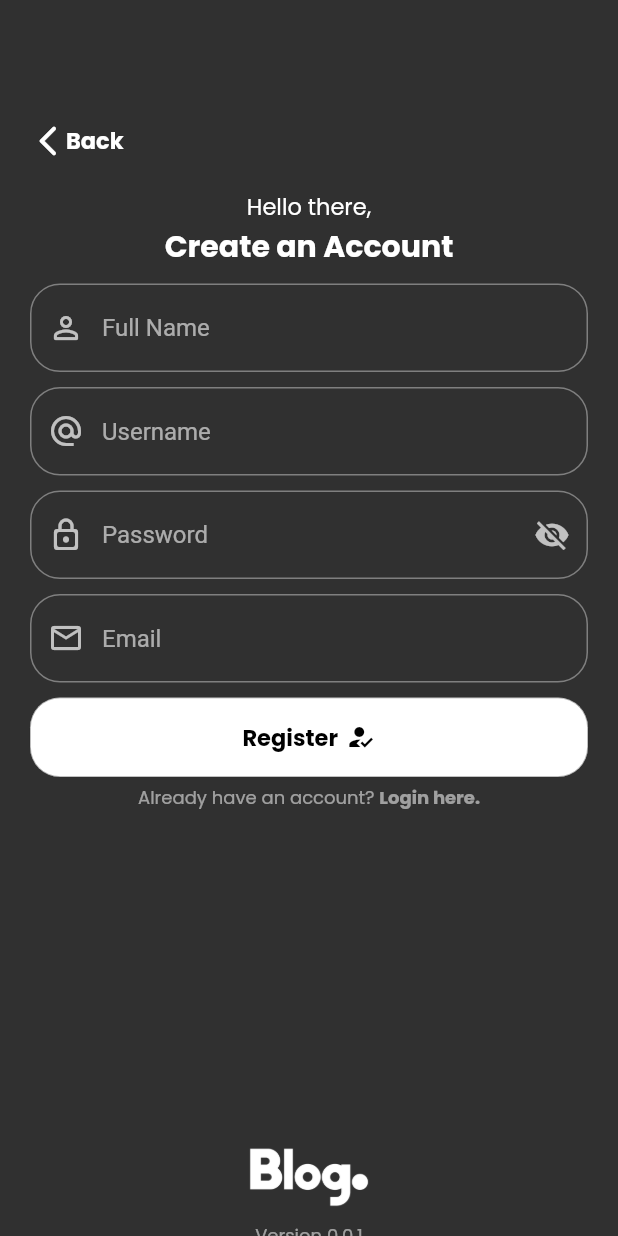
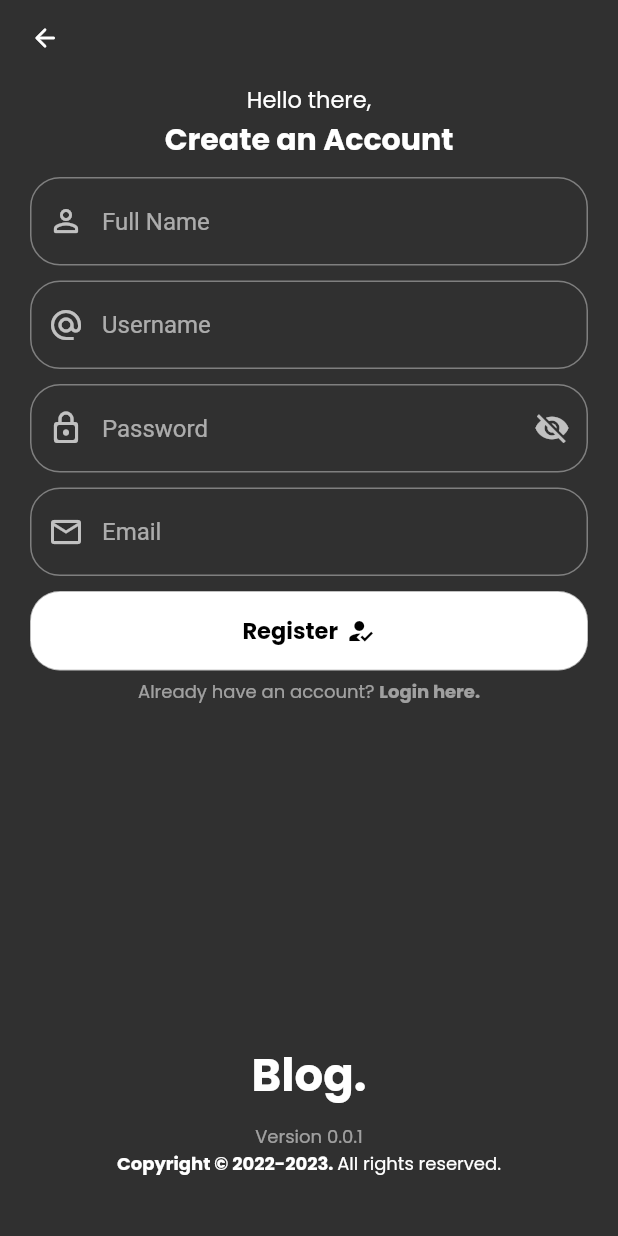
Before and after one commit to maenard/blog_app, a Flutter app: the Register screen opened directly, on a phone screen of 412 x 824 dp. Run offline on Flutter 3.47's test engine with Material 2 defaults, Android fonts, the phone set to English and light mode, and no system bars; our stand-ins replace badges, email_validator, google_fonts.

Commit message:
code cleaned :) #efficient_coder

```diff
--- a/lib/register.dart
+++ b/lib/register.dart
@@ -35,6 +35,7 @@ class _RegisterState extends State<Register> {
               child: Column(
                 mainAxisAlignment: MainAxisAlignment.start,
                 children: [
+                  spacing(15, 0),
                   backIcon(),
                   spacing(20, 0),
                   greeting(),
@@ -206,6 +207,8 @@ class _RegisterState extends State<Register> {
         decoration: InputDecoration(
           errorStyle: GoogleFonts.poppins(
             fontSize: 12,
+            height: 0,
+            fontStyle: FontStyle.italic,
           ),
           suffixIcon: suffix,
           prefixIcon: icon,
@@ -248,9 +251,16 @@ class _RegisterState extends State<Register> {
   Widget appLogo() => Column(
         mainAxisAlignment: MainAxisAlignment.end,
         children: [
-          Image.asset(
-            'assets/images/blog2.png',
-            height: 40,
+          // Image.asset(
+          //   'assets/images/blog2.png',
+          //   height: 40,
+          // ),
+          Text(
+            'Blog.',
+            style: GoogleFonts.poppins(
+              fontWeight: FontWeight.bold,
+              fontSize: 30,
+            ),
           ),
           spacing(10, 0),
           Text(
@@ -289,24 +299,14 @@ class _RegisterState extends State<Register> {
         onTap: () {
           Navigator.pop(context);
         },
-        child: Container(
-          padding:
-              EdgeInsets.only(top: MediaQuery.of(context).size.width - 330),
-          child: Row(
-            mainAxisAlignment: MainAxisAlignment.start,
-            children: [
-              const Icon(
-                Icons.arrow_back_ios_new_rounded,
-              ),
-              Text(
-                'Back',
-                style: GoogleFonts.poppins(
-                  fontSize: 15,
-                  fontWeight: FontWeight.bold,
-                ),
-              ),
-            ],
-          ),
+        child: Row(
+          mainAxisAlignment: MainAxisAlignment.start,
+          children: const [
+            Icon(
+              Icons.arrow_back_rounded,
+              size: 20,
+            ),
+          ],
         ),
       );
 }
```
Also changed, not shown: lib/home.dart (+17 -9 lines), lib/login.dart (+10 -0 lines).
